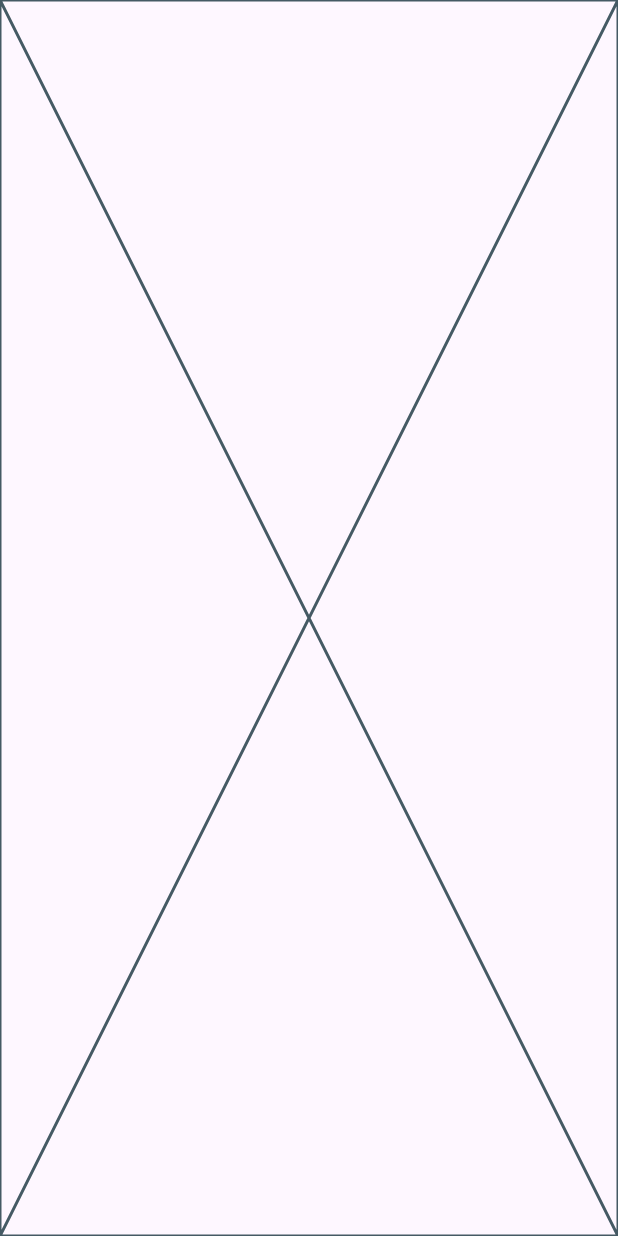
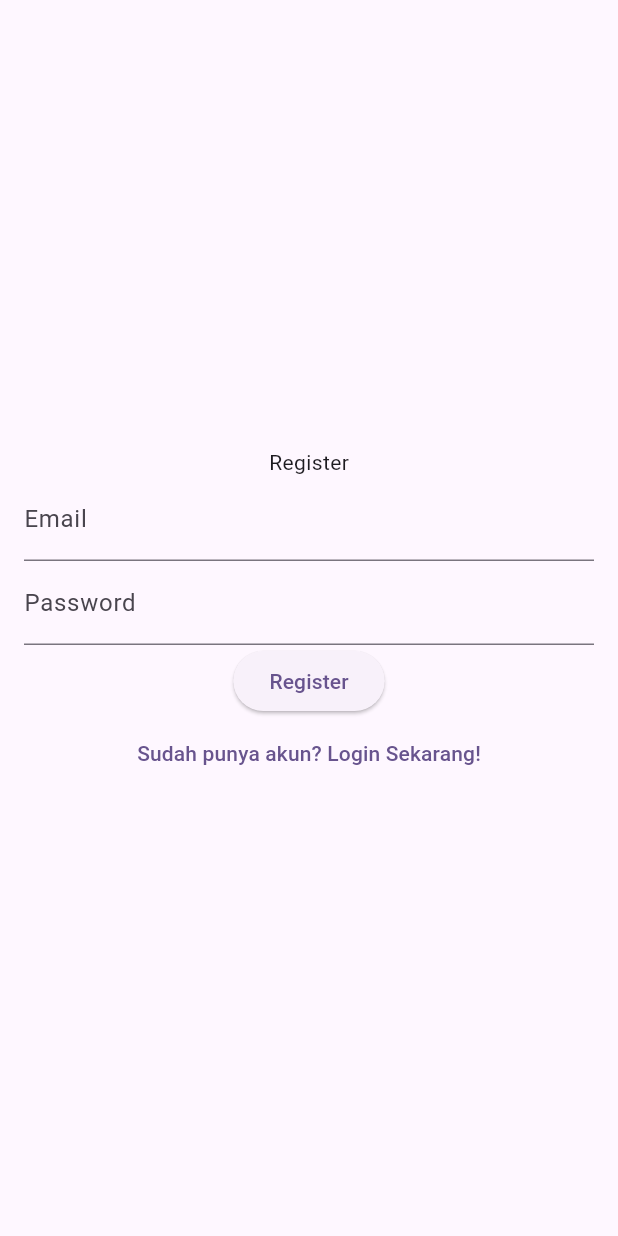
Before and after one commit to nadiacahyadewi/20220140001_act4, a Flutter app: the RegisterPage screen opened directly, on a phone screen of 412 x 824 dp. Run offline on Flutter 3.47's test engine with Material 3 defaults, Android fonts, the phone set to English and light mode, and no system bars.

Commit message:
Menambahkan form register dengan validasi dan navigasi ke halaman login

```diff
--- a/lib/presentation/register_page.dart
+++ b/lib/presentation/register_page.dart
@@ -18,6 +18,46 @@ class _RegisterPageState extends State<RegisterPage> {
 
   @override
   Widget build(BuildContext context) {
-    return const Placeholder();
+    return Scaffold(
+      body: Form(
+        child: Padding(
+          padding: const EdgeInsets.all(16.0),
+          child: Column(
+            mainAxisAlignment: MainAxisAlignment.center,
+            children: [
+              Text('Register'),
+              TextFormField(
+                controller: emailController,
+                decoration: const InputDecoration(labelText: 'Email'),
+                validator: (value){
+                  if (value == null || value.isEmpty) {
+                    return 'Please enter your email';
+                  }
+                  return null;
+                },
+              ),
+              TextFormField(
+                controller: passwordController,
+                decoration: const InputDecoration(labelText: 'Password'),
+                obscureText: true,
+                validator: (value) {
+                  if (value == null || value.isEmpty){
+                    return 'Please enter your password';
+                  }
+                  return null;
+                },
+              ),
+              ElevatedButton(onPressed: () {}, child: Text('Register')),
+              TextButton(
+                onPressed: () {
+                  Navigator.pushNamed(context, '/login');
+                },
+                child: Text('Sudah punya akun? Login Sekarang!'),
+              ),
+            ],
+          ),
+        ),
+      ),
+    );
   }
 }
```
